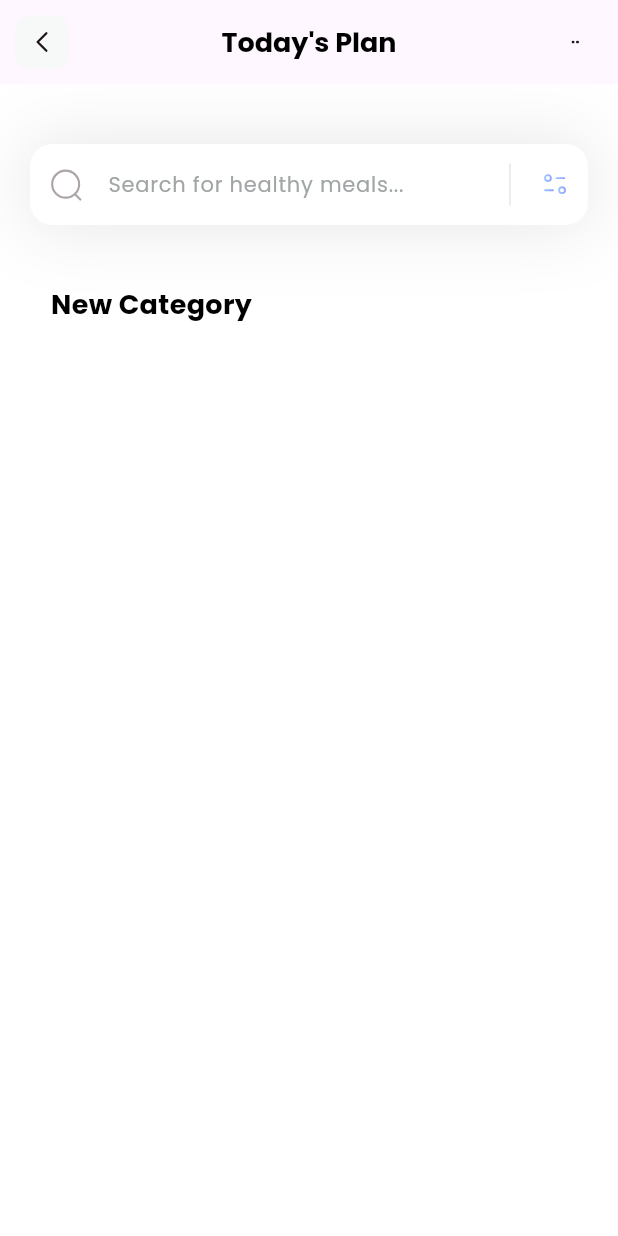
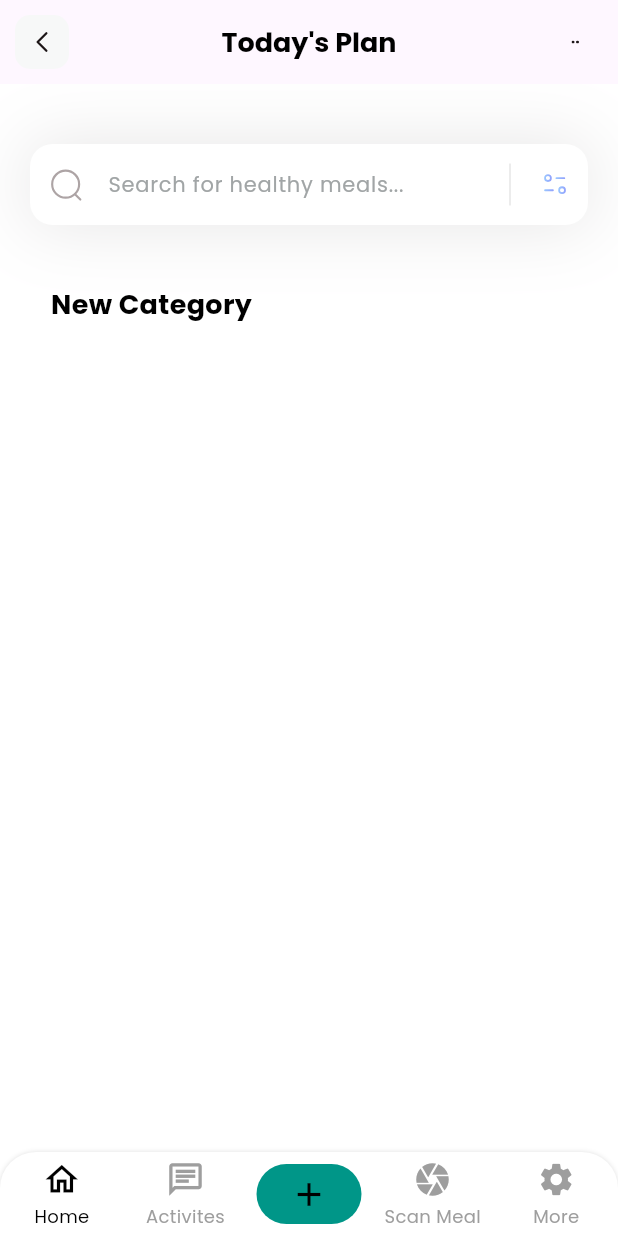
Before and after one commit to Vishvak12/myfitness_app, a Flutter app: the screen it shows after launch, on a phone screen of 412 x 824 dp. Run offline on Flutter 3.47's test engine with Material 3 defaults, Android fonts, the phone set to English and light mode, and no system bars; drawn by our look-alikes of persistent_bottom_nav_bar; our stand-ins replace flutter_svg.

Commit message:
modified:   lib/main.dart modified:   lib/navbar.dart

```diff
--- a/lib/main.dart
+++ b/lib/main.dart
@@ -1,4 +1,5 @@
 import 'package:flutter/material.dart';
+import 'package:myfitness_app/navbar.dart';
 import 'package:myfitness_app/pages/dashboard.dart';
 void main() {
   runApp(const MyApp());
@@ -13,7 +14,7 @@ class MyApp extends StatelessWidget {
     return  MaterialApp(
       debugShowCheckedModeBanner: false,
       theme: ThemeData( fontFamily: 'Poppins'),
-      home:  HomePage()
+      home:  NavBar_Screen(title: "MyFitnessCoochie")
     );
   }
 }
--- a/lib/navbar.dart
+++ b/lib/navbar.dart
@@ -0,0 +1,105 @@
+import 'package:flutter/material.dart';
+import 'package:persistent_bottom_nav_bar/persistent_tab_view.dart';
+import 'package:myfitness_app/pages/dashboard.dart';
+
+List<Widget> _buildScreens() {
+  return [ const HomePage(),
+  const HomePage(),const HomePage(),const HomePage(),const HomePage(),
+  ];
+}
+List<PersistentBottomNavBarItem> _navBarsItems() {
+  return [
+    PersistentBottomNavBarItem(
+      icon: const Icon(Icons.home_outlined),
+      title: ("Home"),
+      activeColorPrimary: Colors.black,
+      inactiveColorPrimary: Colors.grey,
+
+    ),
+    PersistentBottomNavBarItem(
+      icon: const Icon(Icons.chat_outlined),
+      title: ("Activites"),
+      activeColorPrimary: Colors.black,
+      inactiveColorPrimary: Colors.grey,
+    ),
+    PersistentBottomNavBarItem(
+      icon: const Icon(Icons.add,color:Colors.black),
+      activeColorPrimary: Colors.teal,
+      inactiveColorPrimary: Colors.black,
+    ),
+    PersistentBottomNavBarItem(
+      icon: const Icon(Icons.camera),
+      title: 'Scan Meal',
+      activeColorPrimary: Colors.black,
+      inactiveColorPrimary: Colors.grey,
+    ),
+    PersistentBottomNavBarItem(
+      icon: const Icon(Icons.settings),
+      title: ("More"),
+      activeColorPrimary: Colors.black,
+      inactiveColorPrimary: Colors.grey,
+    ),
+  ];
+}
+
+class NavBar_Screen extends StatefulWidget {
+  const NavBar_Screen({super.key, required this.title});
+
+  // This widget is the home page of your application. It is stateful, meaning
+  // that it has a State object (defined below) that contains fields that affect
+  // how it looks.
+
+  // This class is the configuration for the state. It holds the values (in this
+  // case the title) provided by the parent (in this case the App widget) and
+  // used by the build method of the State. Fields in a Widget subclass are
+  // always marked "final".
+
+  final String title;
+
+  @override
+  State<NavBar_Screen> createState() => _NavBar_ScreenState();
+}
+
+class _NavBar_ScreenState extends State<NavBar_Screen> {
+  @override
+  Widget build(BuildContext context) {
+    PersistentTabController controller;
+
+    controller = PersistentTabController(initialIndex: 0);
+    // This method is rerun every time setState is called, for instance as done
+    // by the _incrementCounter method above.
+    //
+    // The Flutter framework has been optimized to make rerunning build methods
+    // fast, so that you can just rebuild anything that needs updating rather
+    // than having to individually change instances of widgets.
+    return PersistentTabView(
+      context,
+      controller: controller,
+      screens: _buildScreens(),
+      items: _navBarsItems(),
+      confineInSafeArea: true,
+      backgroundColor: Colors.white, // Default is Colors.white.
+      handleAndroidBackButtonPress: true, // Default is true.
+      resizeToAvoidBottomInset: true, // This needs to be true if you want to move up the screen when keyboard appears. Default is true.
+      stateManagement: true, // Default is true.
+      hideNavigationBarWhenKeyboardShows: true, // Recommended to set 'resizeToAvoidBottomInset' as true while using this argument. Default is true.
+      decoration: NavBarDecoration(
+        boxShadow: [BoxShadow(color: Colors.grey[300] as Color, spreadRadius: 0, blurRadius: 2)],
+        borderRadius: BorderRadius.vertical(top: Radius.circular(24)),
+        colorBehindNavBar: Colors.white,
+      ),
+      popAllScreensOnTapOfSelectedTab: true,
+      popActionScreens: PopActionScreensType.all,
+      itemAnimationProperties: const ItemAnimationProperties( // Navigation Bar's items animation properties.
+        duration: Duration(milliseconds: 200),
+        curve: Curves.ease,
+      ),
+      screenTransitionAnimation: const ScreenTransitionAnimation( // Screen transition animation on change of selected tab.
+        animateTabTransition: true,
+        curve: Curves.ease,
+        duration: Duration(milliseconds: 200),
+      ),
+      navBarStyle: NavBarStyle.style17, // Choose the nav bar style with this property.
+    );
+  }
+}
```
